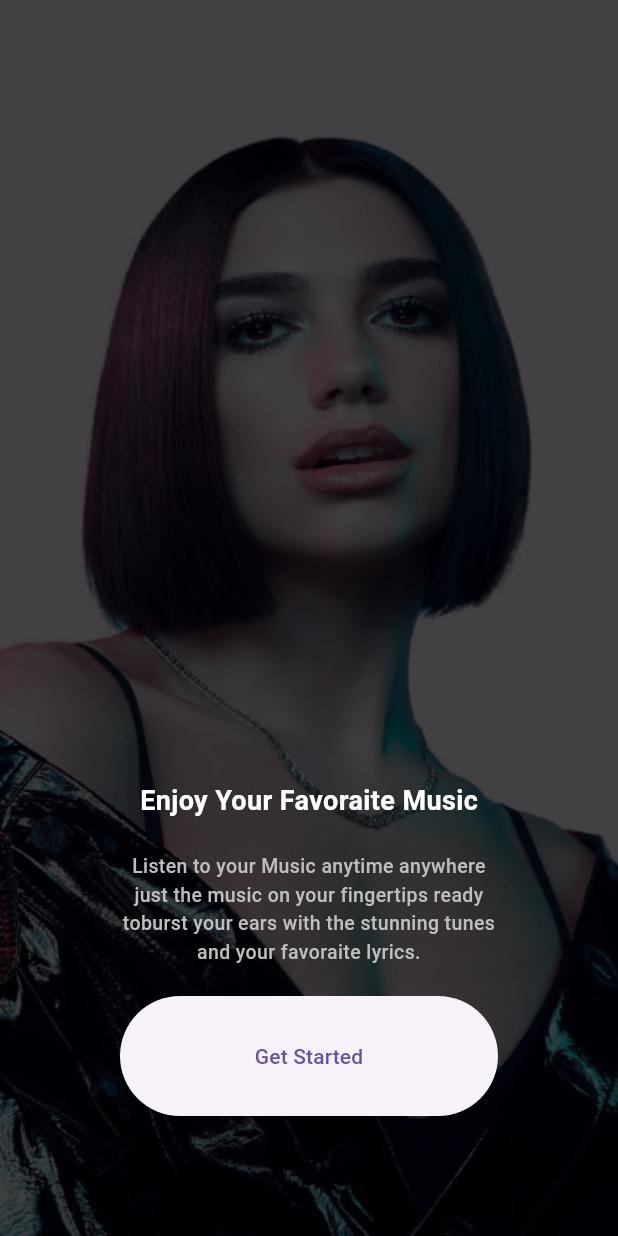
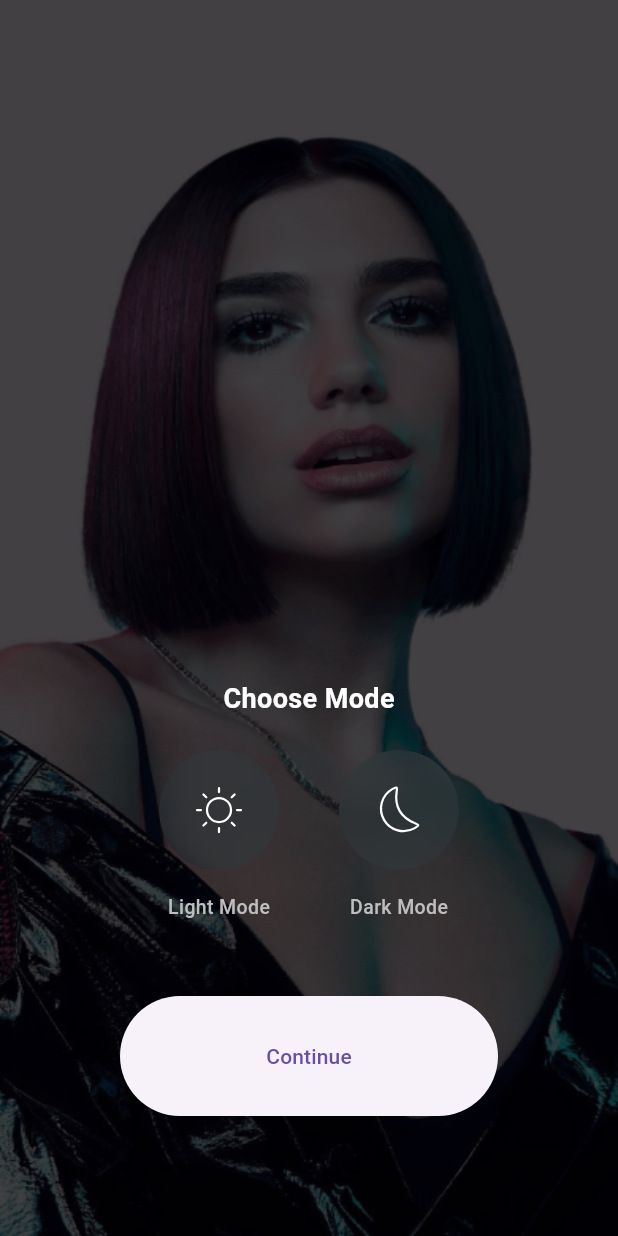
Before and after one commit to aarvexploit/Gronk, a Flutter app: the ChooseModePage screen opened directly, on a phone screen of 412 x 824 dp. Run offline on Flutter 3.47's test engine with Material 3 defaults, Android fonts, the phone set to English and light mode, and no system bars; our stand-ins replace flutter_svg.

Commit message:
Choose Mode UI Page

```diff
--- a/lib/core/configs/assets/app_vectors.dart
+++ b/lib/core/configs/assets/app_vectors.dart
@@ -5,4 +5,7 @@ class AppVectors{
 
   static const String lightlogo = '${basePath}lightlogo$format';
   static const String darklogo = '${basePath}darklogo$format';
+  static const String sun = '${basePath}sun$format';
+  static const String moon = '${basePath}moon$format';
+
 }
--- a/lib/presentation/choose_mode/pages/choose_mode.dart
+++ b/lib/presentation/choose_mode/pages/choose_mode.dart
@@ -1,8 +1,13 @@
+import 'dart:ui';
+
 import 'package:flutter/material.dart';
+import 'package:flutter_svg/flutter_svg.dart';
 // import 'package:flutter_svg/svg.dart';
 import 'package:gronk/common/widgets/button/basic_app_button.dart';
+import 'package:gronk/core/configs/assets/app_vectors.dart';
+import 'package:gronk/core/configs/theme/app_colors.dart';
 // import 'package:gronk/core/configs/assets/app_vectors.dart';
-import 'package:gronk/core/configs/theme/app_colors.dart';
+// import 'package:gronk/core/configs/theme/app_colors.dart';
 import 'package:gronk/core/configs/theme/app_images.dart';
 
 
@@ -48,7 +53,7 @@ class ChooseModePage extends StatelessWidget {
                   // ),
                   const Spacer(),
                   const Text(
-                    'Enjoy Your Favoraite Music',
+                    'Choose Mode',
                     style: TextStyle(
                       fontWeight: FontWeight.bold,
                       color: Colors.white,
@@ -56,16 +61,73 @@ class ChooseModePage extends StatelessWidget {
                     ),
                   ),
                   const SizedBox(height: 21,),
-                  const Text(
-                    'Listen to your Music anytime anywhere just the music on your fingertips ready toburst your ears with the stunning tunes and your favoraite lyrics.',
-                    style: TextStyle(
-                      fontWeight: FontWeight.w500,
-                      color: AppColors.grey,
-                      fontSize: 13
-                    ),
-                    textAlign: TextAlign.center,
+                  Row(
+                    mainAxisAlignment: MainAxisAlignment.center,
+                    children: [
+                      Column(
+                        children: [
+                          ClipOval(
+                            child: BackdropFilter(
+                              filter: ImageFilter.blur(sigmaX: 10, sigmaY: 10),
+                              child: Container(
+                                height: 80,
+                                width: 80,
+                                decoration: BoxDecoration(
+                                  color: const Color(0xff30393C).withOpacity(0.5),
+                                  shape: BoxShape.circle
+                                ),
+                                child: SvgPicture.asset(
+                                  AppVectors.sun,
+                                  fit: BoxFit.none,
+                                ),
+                              ),
+                            ),
+                          ),
+                          const SizedBox(height: 15,),
+                          const Text(
+                            'Light Mode',
+                            style: TextStyle(
+                              fontWeight: FontWeight.w500,
+                              fontSize: 13,
+                              color: AppColors.grey
+                            ),
+                          )
+                        ],
+                      ),
+                      const SizedBox( width: 40,),
+                      Column(
+                        children: [
+                          ClipOval(
+                            child: BackdropFilter(
+                              filter: ImageFilter.blur(sigmaX: 10, sigmaY: 10),
+                              child: Container(
+                                height: 80,
+                                width: 80,
+                                decoration: BoxDecoration(
+                                  color: const Color(0xff30393C).withOpacity(0.5),
+                                  shape: BoxShape.circle
+                                ),
+                                child: SvgPicture.asset(
+                                  AppVectors.moon,
+                                  fit: BoxFit.none,
+                                ),
+                              ),
+                            ),
+                          ),
+                          const SizedBox(height: 15,),
+                          const Text(
+                            'Dark Mode',
+                            style: TextStyle(
+                              fontWeight: FontWeight.w500,
+                              fontSize: 13,
+                              color: AppColors.grey
+                            ),
+                          )
+                        ],
+                      ),
+                    ],
                   ),
-                  const SizedBox(height: 20,),
+                  const SizedBox(height: 50,),
                   BasicAppButton(
                     onPressed: (){
                       Navigator.push(
@@ -75,7 +137,7 @@ class ChooseModePage extends StatelessWidget {
                           )
                         );
                     },
-                     title: 'Get Started'
+                     title: 'Continue'
                      )
                 ],
               ),
--- a/lib/presentation/intro/pages/get_started.dart
+++ b/lib/presentation/intro/pages/get_started.dart
@@ -1,7 +1,9 @@
 import 'package:flutter/material.dart';
 // ignore: unnecessary_import
 import 'package:flutter/widgets.dart';
+// import 'package:flutter_svg/svg.dart';
 import 'package:gronk/common/widgets/button/basic_app_button.dart';
+// import 'package:gronk/core/configs/assets/app_vectors.dart';
 import 'package:gronk/core/configs/theme/app_colors.dart';
 import 'package:gronk/core/configs/theme/app_images.dart';
 import 'package:gronk/presentation/choose_mode/pages/choose_mode.dart';
--- a/lib/presentation/splash/pages/splash.dart
+++ b/lib/presentation/splash/pages/splash.dart
@@ -32,6 +32,7 @@ class _SplashPageState extends State<SplashPage> {
   Future<void> redirect() async{
     await Future.delayed(const Duration(seconds: 2));
     Navigator.pushReplacement(
+      // ignore: use_build_context_synchronously
       context,
       MaterialPageRoute(
       builder: (BuildContext context) => const GetStartedPage()
```
Also changed, not shown: assets/vectors/bottom_pattern.svg (added), assets/vectors/home_top_card.svg (added), assets/vectors/moon.svg (added), assets/vectors/spotify_logo.svg (added), assets/vectors/sun.svg (added), assets/vectors/top_pattern.svg (added).
